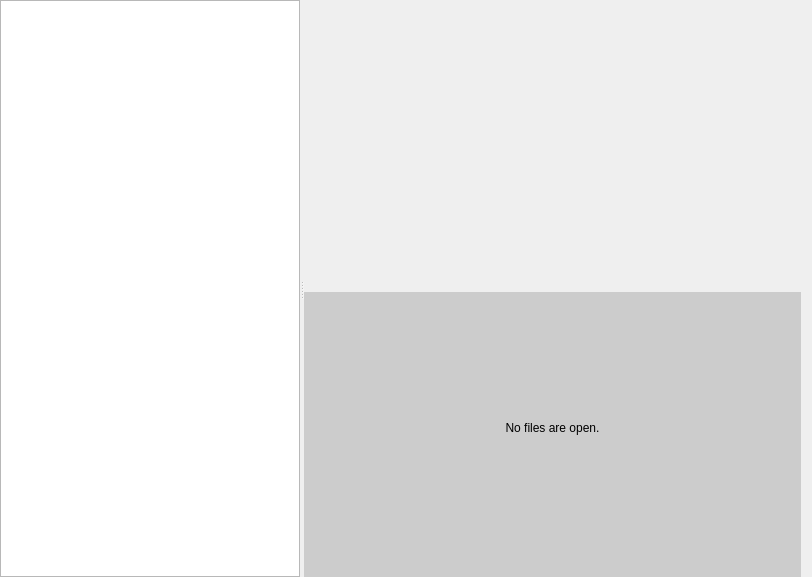
Above: n_code_widget.ui from h13i32maru/navyjs-legacy2 before the change. Below: the same form after it.
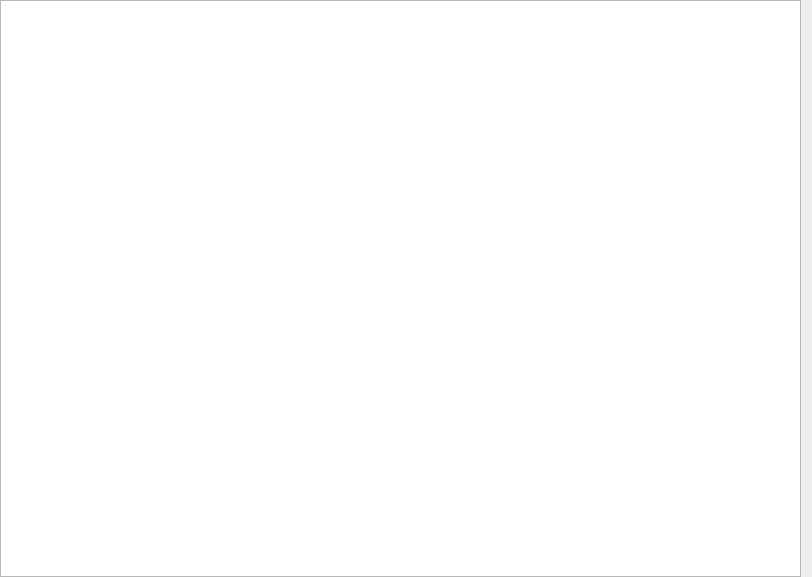
That is the form after the change. Custom widgets are drawn as their Qt base class.

Diff of the .ui file:
```diff
--- a/n_code_widget.ui
+++ b/n_code_widget.ui
@@ -24,95 +24,10 @@
     <number>0</number>
    </property>
    <item>
-    <widget class="QSplitter" name="splitter">
-     <property name="orientation">
-      <enum>Qt::Horizontal</enum>
-     </property>
-     <widget class="NTreeView" name="fileTreeView">
-      <property name="sizePolicy">
-       <sizepolicy hsizetype="Expanding" vsizetype="Expanding">
-        <horstretch>0</horstretch>
-        <verstretch>0</verstretch>
-       </sizepolicy>
-      </property>
-      <property name="maximumSize">
-       <size>
-        <width>300</width>
-        <height>16777215</height>
-       </size>
-      </property>
-      <property name="contextMenuPolicy">
-       <enum>Qt::CustomContextMenu</enum>
-      </property>
-      <property name="editTriggers">
-       <set>QAbstractItemView::NoEditTriggers</set>
-      </property>
-      <property name="dragDropMode">
-       <enum>QAbstractItemView::InternalMove</enum>
-      </property>
-      <property name="alternatingRowColors">
-       <bool>true</bool>
-      </property>
-      <attribute name="headerVisible">
-       <bool>false</bool>
-      </attribute>
-     </widget>
-     <widget class="QWidget" name="layoutWidget">
-      <layout class="QVBoxLayout" name="verticalLayout">
-       <item>
-        <widget class="QTabWidget" name="fileTabWidget">
-         <property name="currentIndex">
-          <number>-1</number>
-         </property>
-         <property name="documentMode">
-          <bool>true</bool>
-         </property>
-         <property name="tabsClosable">
-          <bool>true</bool>
-         </property>
-         <property name="movable">
-          <bool>true</bool>
-         </property>
-        </widget>
-       </item>
-       <item>
-        <widget class="QLabel" name="tabBackgroundWidget">
-         <property name="sizePolicy">
-          <sizepolicy hsizetype="Expanding" vsizetype="Expanding">
-           <horstretch>0</horstretch>
-           <verstretch>0</verstretch>
-          </sizepolicy>
-         </property>
-         <property name="styleSheet">
-          <string notr="true">QLabel {
-  background:#cccccc;
-}</string>
-         </property>
-         <property name="text">
-          <string>No files are open.
-</string>
-         </property>
-         <property name="alignment">
-          <set>Qt::AlignCenter</set>
-         </property>
-        </widget>
-       </item>
-      </layout>
-     </widget>
-    </widget>
+    <widget class="QTextEdit" name="textEdit"/>
    </item>
   </layout>
  </widget>
- <customwidgets>
-  <customwidget>
-   <class>NTreeView</class>
-   <extends>QTreeView</extends>
-   <header>n_tree_view.h</header>
-   <slots>
-    <signal>dropped(QString,QString)</signal>
-   </slots>
-  </customwidget>
- </customwidgets>
  <resources/>
  <connections/>
  <slots>
```
